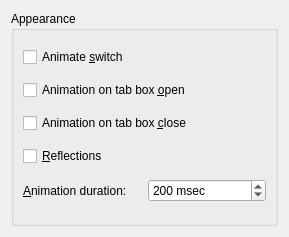
Above: effects/coverswitch_config.ui from KDE/kwin before the change. Below: the same form after it.
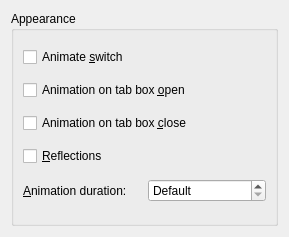
That is the form after the change.

Commit message: Add a global configuration option for animation speed. See description of Effect::animationTime() for how-to-use. TODO: Effects need to reload config after doing the change in the kcm. NOTE: Default TimeLine constructor now creates invalid object, it is necessary to explicitly call setDuration() in order to ensure all animations respect this setting.

```diff
--- a/effects/coverswitch_config.ui
+++ b/effects/coverswitch_config.ui
@@ -56,14 +56,17 @@
       </item>
       <item row="4" column="1" >
        <widget class="QSpinBox" name="spinDuration" >
+        <property name="specialValueText" >
+         <string>Default</string>
+        </property>
         <property name="suffix" >
          <string> msec</string>
         </property>
         <property name="maximum" >
          <number>5000</number>
         </property>
-        <property name="value" >
-         <number>200</number>
+        <property name="singleStep" >
+         <number>10</number>
         </property>
        </widget>
       </item>
```
The commit also changes 44 other files.
